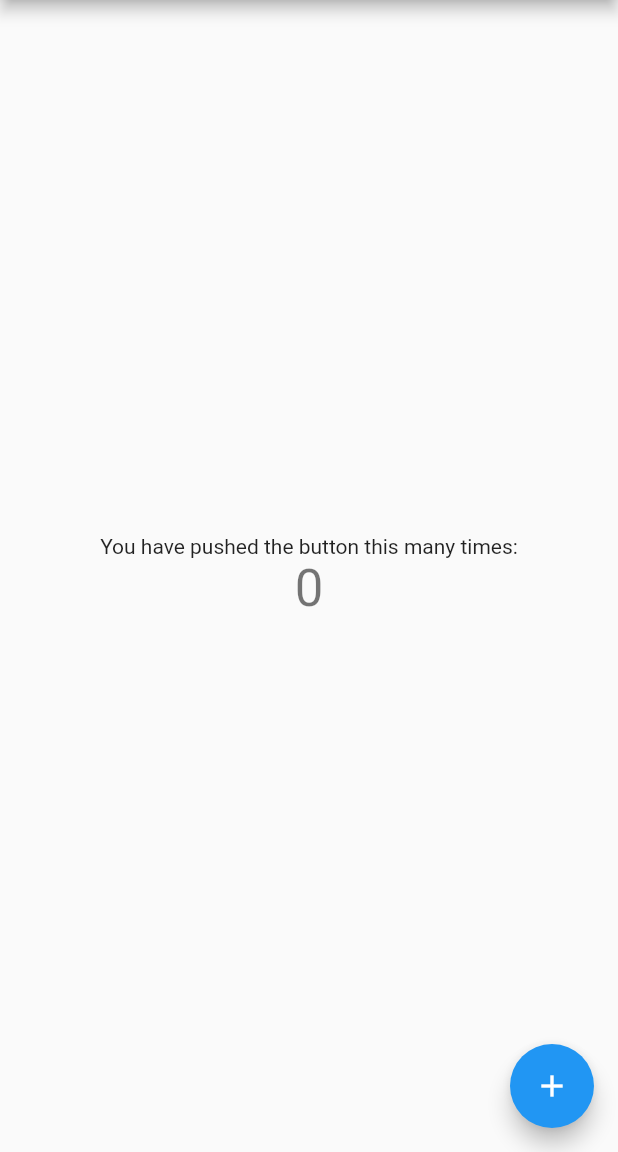
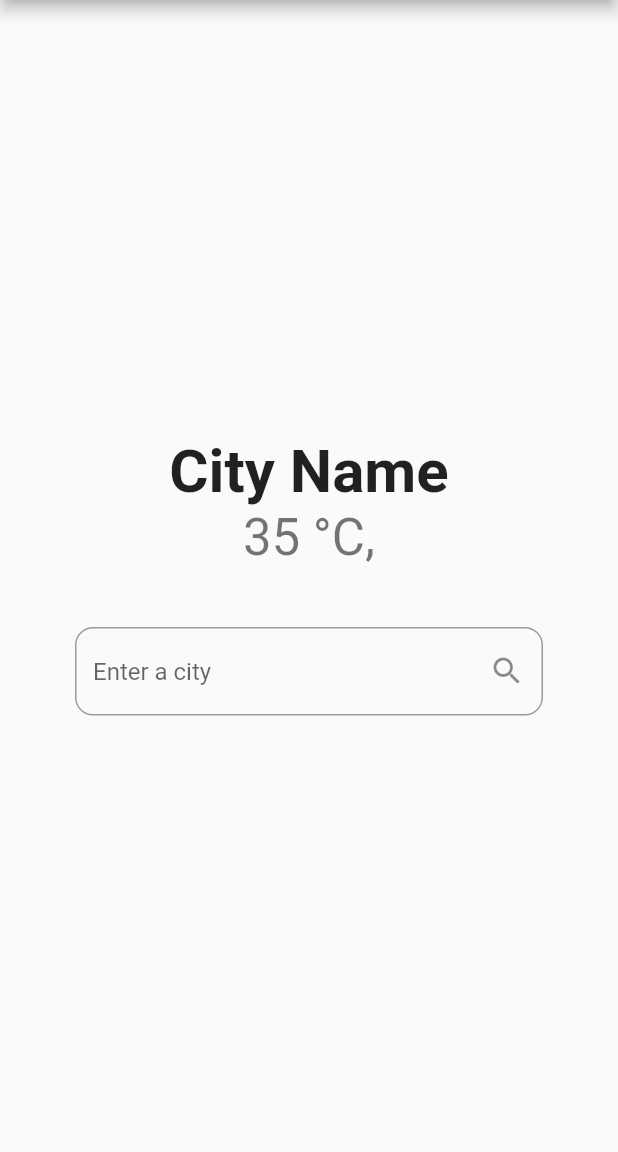
Before and after one commit to jk2pr/bloc_demo, a Flutter app: the screen it shows after launch, on a phone screen of 412 x 824 dp, the part 84-1236 px from its top. Run offline on Flutter 3.47's test engine with Material 2 defaults, Android fonts, the phone set to English and light mode, and no system bars; our stand-ins replace bloc, equatable, flutter_bloc; missing offline and left inert: dart:ffi.

```diff
--- /dev/null
+++ b/lib/bloc/bloc.dart
@@ -0,0 +1,3 @@
+export 'weather_bloc.dart';
+export 'weather_event.dart';
+export 'weather_state.dart';
--- /dev/null
+++ b/lib/bloc/weather_bloc.dart
@@ -0,0 +1,24 @@
+import 'dart:async';
+import 'package:bloc/bloc.dart';
+import 'package:blocdemo/model/weather.dart';
+import 'bloc.dart';
+
+class WeatherBloc extends Bloc<WeatherEvent, WeatherState> {
+  @override
+  WeatherState get initialState => InitialWeatherState();
+
+  @override
+  Stream<WeatherState> mapEventToState(WeatherEvent event,) async* {
+    if (event is GetWeather) {
+      yield WeatherLoadingState();
+      final weather = await _fetchWeatherFromFakeApi(event.cityName);
+      yield WeatherLoadedState(weather);
+    }
+  }
+}
+
+_fetchWeatherFromFakeApi(String cityName) {
+  Future.delayed(Duration(seconds: 1), () {
+    return Weather(20,'Gorakhpur');
+  });
+}
--- /dev/null
+++ b/lib/bloc/weather_event.dart
@@ -0,0 +1,11 @@
+import 'package:equatable/equatable.dart';
+
+abstract class WeatherEvent extends Equatable {
+  WeatherEvent([List props = const []]) : super(props);
+}
+
+class GetWeather extends WeatherEvent {
+  final String cityName;
+
+  GetWeather(this.cityName) : super([cityName]);
+}
--- /dev/null
+++ b/lib/bloc/weather_state.dart
@@ -0,0 +1,19 @@
+import 'package:blocdemo/model/weather.dart';
+import 'package:equatable/equatable.dart';
+
+abstract class WeatherState extends Equatable {
+  WeatherState([List props = const []]) : super(props);
+}
+
+class InitialWeatherState extends WeatherState {
+  @override
+  List<Object> get props => [];
+}
+
+class WeatherLoadingState extends WeatherState {}
+
+class WeatherLoadedState extends WeatherState {
+  final Weather weather;
+
+  WeatherLoadedState(this.weather) : super([weather]);
+}
--- /dev/null
+++ b/lib/common/city_input_field.dart
@@ -0,0 +1,40 @@
+
+import 'package:blocdemo/bloc/weather_bloc.dart';
+import 'package:blocdemo/bloc/weather_event.dart';
+import 'package:flutter/cupertino.dart';
+import 'package:flutter/material.dart';
+import 'package:flutter_bloc/flutter_bloc.dart';
+
+class CityInputField extends StatefulWidget {
+  const CityInputField({
+    Key key,
+  }) : super(key: key);
+
+  @override
+  _CityInputFieldState createState() => _CityInputFieldState();
+}
+
+class _CityInputFieldState extends State<CityInputField> {
+  @override
+  Widget build(BuildContext context) {
+    return Padding(
+      padding: const EdgeInsets.symmetric(horizontal: 50),
+      child: TextField(
+        onSubmitted: submitCityName,
+        textInputAction: TextInputAction.search,
+        decoration: InputDecoration(
+          hintText: "Enter a city",
+          border: OutlineInputBorder(borderRadius: BorderRadius.circular(12)),
+          suffixIcon: Icon(Icons.search),
+        ),
+      ),
+    );
+  }
+
+  void submitCityName(String cityName) {
+    // We will use the city name to search for the fake forecast
+    final weatherBloc = BlocProvider.of<WeatherBloc>(context);
+    weatherBloc.dispatch(GetWeather(cityName));
+
+  }
+}
--- a/lib/main.dart
+++ b/lib/main.dart
@@ -1,4 +1,9 @@
+import 'package:blocdemo/bloc/bloc.dart';
 import 'package:flutter/material.dart';
+import 'package:flutter_bloc/flutter_bloc.dart';
+
+import 'bloc/weather_bloc.dart';
+import 'common/city_input_field.dart';
 
 void main() {
   runApp(MyApp());
@@ -11,107 +16,59 @@ class MyApp extends StatelessWidget {
     return MaterialApp(
       title: 'Flutter Demo',
       theme: ThemeData(
-        // This is the theme of your application.
-        //
-        // Try running your application with "flutter run". You'll see the
-        // application has a blue toolbar. Then, without quitting the app, try
-        // changing the primarySwatch below to Colors.green and then invoke
-        // "hot reload" (press "r" in the console where you ran "flutter run",
-        // or simply save your changes to "hot reload" in a Flutter IDE).
-        // Notice that the counter didn't reset back to zero; the application
-        // is not restarted.
         primarySwatch: Colors.blue,
-        // This makes the visual density adapt to the platform that you run
-        // the app on. For desktop platforms, the controls will be smaller and
-        // closer together (more dense) than on mobile platforms.
         visualDensity: VisualDensity.adaptivePlatformDensity,
       ),
-      home: MyHomePage(title: 'Flutter Demo Home Page'),
+      home: WeatherPageState(title: 'Flutter Demo Home Page'),
     );
   }
 }
 
-class MyHomePage extends StatefulWidget {
-  MyHomePage({Key key, this.title}) : super(key: key);
-
-  // This widget is the home page of your application. It is stateful, meaning
-  // that it has a State object (defined below) that contains fields that affect
-  // how it looks.
-
-  // This class is the configuration for the state. It holds the values (in this
-  // case the title) provided by the parent (in this case the App widget) and
-  // used by the build method of the State. Fields in a Widget subclass are
-  // always marked "final".
+class WeatherPageState extends StatefulWidget {
+  WeatherPageState({Key key, this.title}) : super(key: key);
 
   final String title;
 
   @override
-  _MyHomePageState createState() => _MyHomePageState();
+  _WeatherPageStateState createState() => _WeatherPageStateState();
 }
 
-class _MyHomePageState extends State<MyHomePage> {
-  int _counter = 0;
-
-  void _incrementCounter() {
-    setState(() {
-      // This call to setState tells the Flutter framework that something has
-      // changed in this State, which causes it to rerun the build method below
-      // so that the display can reflect the updated values. If we changed
-      // _counter without calling setState(), then the build method would not be
-      // called again, and so nothing would appear to happen.
-      _counter++;
-    });
-  }
+class _WeatherPageStateState extends State<WeatherPageState> {
+  final weatherBloc = WeatherBloc();
 
   @override
   Widget build(BuildContext context) {
-    // This method is rerun every time setState is called, for instance as done
-    // by the _incrementCounter method above.
-    //
-    // The Flutter framework has been optimized to make rerunning build methods
-    // fast, so that you can just rebuild anything that needs updating rather
-    // than having to individually change instances of widgets.
     return Scaffold(
       appBar: AppBar(
-        // Here we take the value from the MyHomePage object that was created by
-        // the App.build method, and use it to set our appbar title.
         title: Text(widget.title),
       ),
-      body: Center(
-        // Center is a layout widget. It takes a single child and positions it
-        // in the middle of the parent.
+      body: BlocProvider(
+        bloc: weatherBloc,
+        child: Container(
+          padding: EdgeInsets.symmetric(vertical: 16),
+          alignment: Alignment.center,
           child: Column(
-          // Column is also a layout widget. It takes a list of children and
-          // arranges them vertically. By default, it sizes itself to fit its
-          // children horizontally, and tries to be as tall as its parent.
-          //
-          // Invoke "debug painting" (press "p" in the console, choose the
-          // "Toggle Debug Paint" action from the Flutter Inspector in Android
-          // Studio, or the "Toggle Debug Paint" command in Visual Studio Code)
-          // to see the wireframe for each widget.
-          //
-          // Column has various properties to control how it sizes itself and
-          // how it positions its children. Here we use mainAxisAlignment to
-          // center the children vertically; the main axis here is the vertical
-          // axis because Columns are vertical (the cross axis would be
-          // horizontal).
             mainAxisAlignment: MainAxisAlignment.center,
             children: <Widget>[
               Text(
-              'You have pushed the button this many times:',
+                'City Name',
+                style: TextStyle(
+                  fontSize: 40,
+                  fontWeight: FontWeight.w700,
+                ),
               ),
               Text(
-              '$_counter',
+                '35 °C,',
                 style: Theme.of(context).textTheme.headline4,
               ),
+              SizedBox(
+                height: 40,
+              ),
+              CityInputField(),
             ],
           ),
         ),
-      floatingActionButton: FloatingActionButton(
-        onPressed: _incrementCounter,
-        tooltip: 'Increment',
-        child: Icon(Icons.add),
-      ), // This trailing comma makes auto-formatting nicer for build methods.
+      ),
     );
   }
 }
--- /dev/null
+++ b/lib/model/weather.dart
@@ -0,0 +1,11 @@
+import 'dart:ffi';
+
+import 'package:equatable/equatable.dart';
+import 'package:flutter/cupertino.dart';
+
+class Weather extends Equatable {
+  final double temp;
+  final String cityName;
+
+  Weather(this.temp, this.cityName,) : super([temp, cityName]);
+}
--- a/pubspec.yaml
+++ b/pubspec.yaml
@@ -23,6 +23,8 @@ environment:
 dependencies:
   flutter:
     sdk: flutter
+  flutter_bloc: ^0.15.1
+  equatable: ^0.2.6
 
 
   # The following adds the Cupertino Icons font to your application.
```
Also changed, not shown: pubspec.lock. Lines whose indentation alone changed are shown as unchanged.
